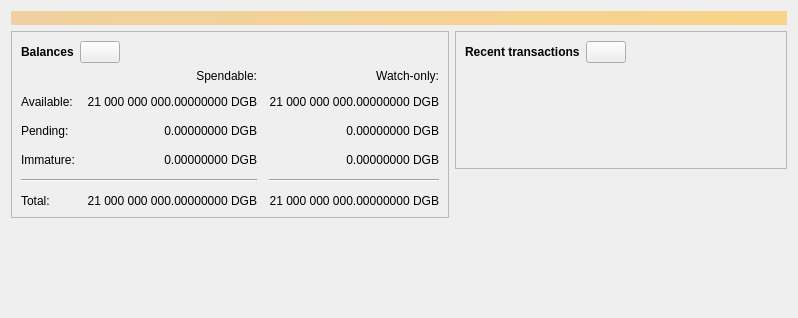
Above: src/qt/forms/overviewpage.ui from JohnnyLawDGB/digibyte before the change. Below: the same form after it.
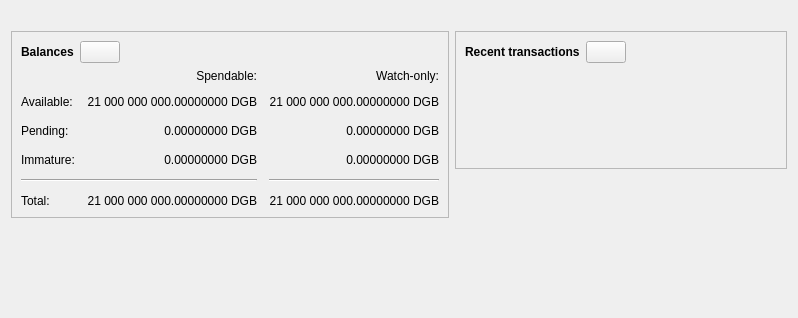
That is the form after the change. Icons and pictures are not drawn. Custom widgets are drawn as their Qt base class.

Commit message: QT DigiDollar Teaser

```diff
--- a/src/qt/forms/overviewpage.ui
+++ b/src/qt/forms/overviewpage.ui
@@ -23,7 +23,7 @@
       <bool>false</bool>
      </property>
      <property name="styleSheet">
-      <string notr="true">QLabel { background-color: qlineargradient(x1: 0, y1: 0, x2: 1, y2: 0, stop:0 #F0D0A0, stop:1 #F8D488); color:#000000; }</string>
+      <string notr="true"></string>
      </property>
      <property name="wordWrap">
       <bool>true</bool>
```
Left out of the diff: 2 changed lines with no effect on the pictures. The commit also changes 2 other files.
